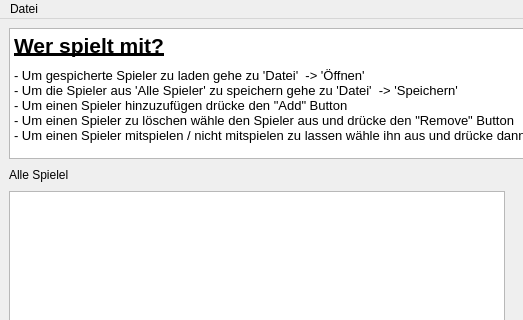
First picture: the form in playground/MannschaftsGenerator/.GUI/playerSelectWindow.ui, repository VaderLader/NikNDad, before the edit; both pictures show x 0 to 523 and y 0 to 320 of the 1061 by 711 pixel window.
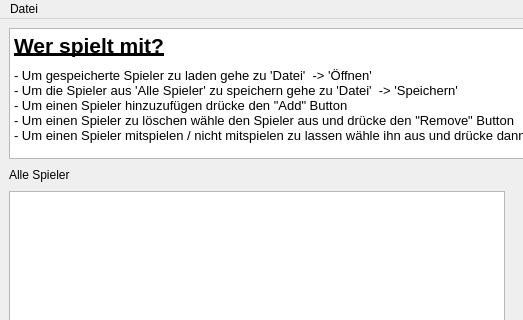
Second picture: the form after the edit. Icons and pictures are not drawn.

Diff of the .ui file:
```diff
--- a/playground/MannschaftsGenerator/.GUI/playerSelectWindow.ui
+++ b/playground/MannschaftsGenerator/.GUI/playerSelectWindow.ui
@@ -34,7 +34,7 @@
 &lt;/style&gt;&lt;/head&gt;&lt;body style=&quot; font-family:'MS Shell Dlg 2'; font-size:8.25pt; font-weight:400; font-style:normal;&quot;&gt;
 &lt;p style=&quot; margin-top:0px; margin-bottom:0px; margin-left:0px; margin-right:0px; -qt-block-indent:0; text-indent:0px;&quot;&gt;&lt;span style=&quot; font-size:16pt; font-weight:600; text-decoration: underline;&quot;&gt;Wer spielt mit?&lt;/span&gt;&lt;/p&gt;
 &lt;p style=&quot; margin-top:0px; margin-bottom:0px; margin-left:0px; margin-right:0px; -qt-block-indent:0; text-indent:0px;&quot;&gt;&lt;span style=&quot; font-size:6pt;&quot;&gt; &lt;/span&gt;&lt;/p&gt;
-&lt;p style=&quot; margin-top:0px; margin-bottom:0px; margin-left:0px; margin-right:0px; -qt-block-indent:0; text-indent:0px;&quot;&gt;&lt;span style=&quot; font-size:10pt;&quot;&gt;- Um gespicherte Spieler zu laden gehe zu 'Datei'  -&amp;gt; 'Öffnen'&lt;/span&gt;&lt;/p&gt;
+&lt;p style=&quot; margin-top:0px; margin-bottom:0px; margin-left:0px; margin-right:0px; -qt-block-indent:0; text-indent:0px;&quot;&gt;&lt;span style=&quot; font-size:10pt;&quot;&gt;- Um gespeicherte Spieler zu laden gehe zu 'Datei'  -&amp;gt; 'Öffnen'&lt;/span&gt;&lt;/p&gt;
 &lt;p style=&quot; margin-top:0px; margin-bottom:0px; margin-left:0px; margin-right:0px; -qt-block-indent:0; text-indent:0px;&quot;&gt;&lt;span style=&quot; font-size:10pt;&quot;&gt;- Um die Spieler aus 'Alle Spieler' zu speichern gehe zu 'Datei'  -&amp;gt; 'Speichern'&lt;/span&gt;&lt;/p&gt;
 &lt;p style=&quot; margin-top:0px; margin-bottom:0px; margin-left:0px; margin-right:0px; -qt-block-indent:0; text-indent:0px;&quot;&gt;&lt;span style=&quot; font-size:10pt;&quot;&gt;- Um einen Spieler hinzuzufügen drücke den &amp;quot;Add&amp;quot; Button&lt;/span&gt;&lt;/p&gt;
 &lt;p style=&quot; margin-top:0px; margin-bottom:0px; margin-left:0px; margin-right:0px; -qt-block-indent:0; text-indent:0px;&quot;&gt;&lt;span style=&quot; font-size:10pt;&quot;&gt;- Um einen Spieler zu löschen wähle den Spieler aus und drücke den &amp;quot;Remove&amp;quot; Button&lt;/span&gt;&lt;/p&gt;
@@ -47,7 +47,7 @@
       <item>
        <widget class="QLabel" name="label_2">
         <property name="text">
-         <string>Alle Spielel</string>
+         <string>Alle Spieler</string>
         </property>
        </widget>
       </item>
```
